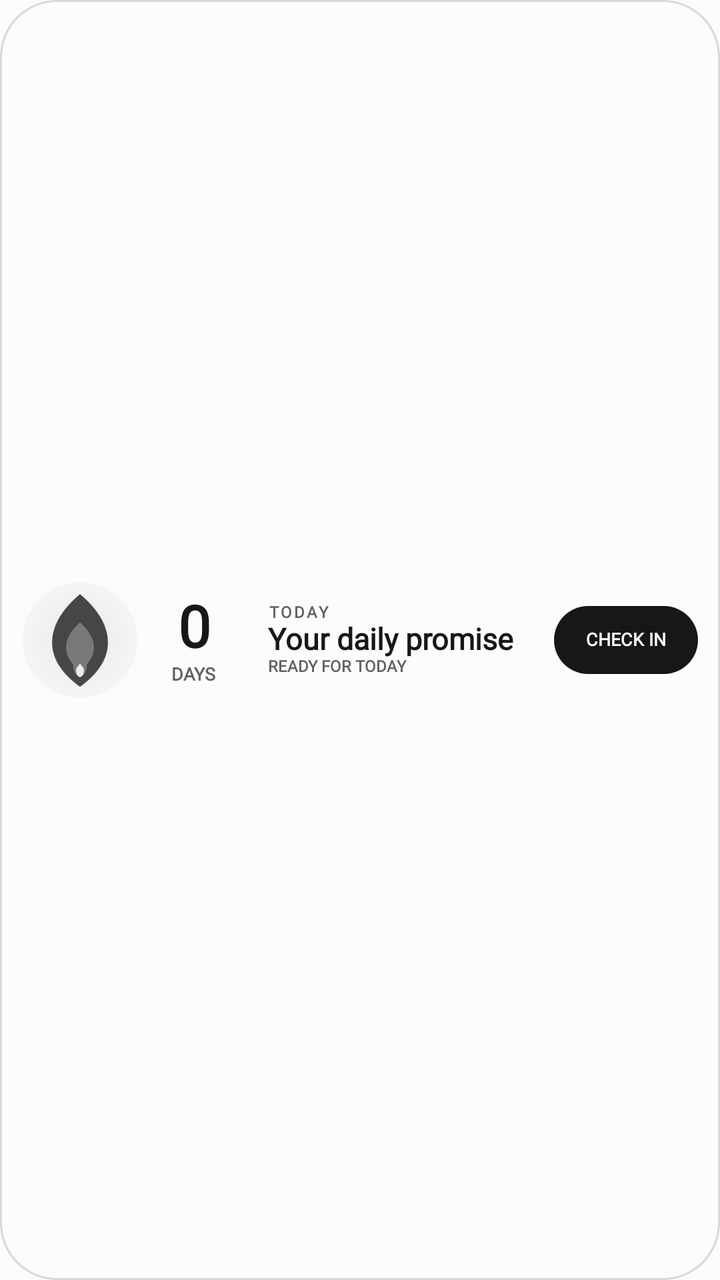
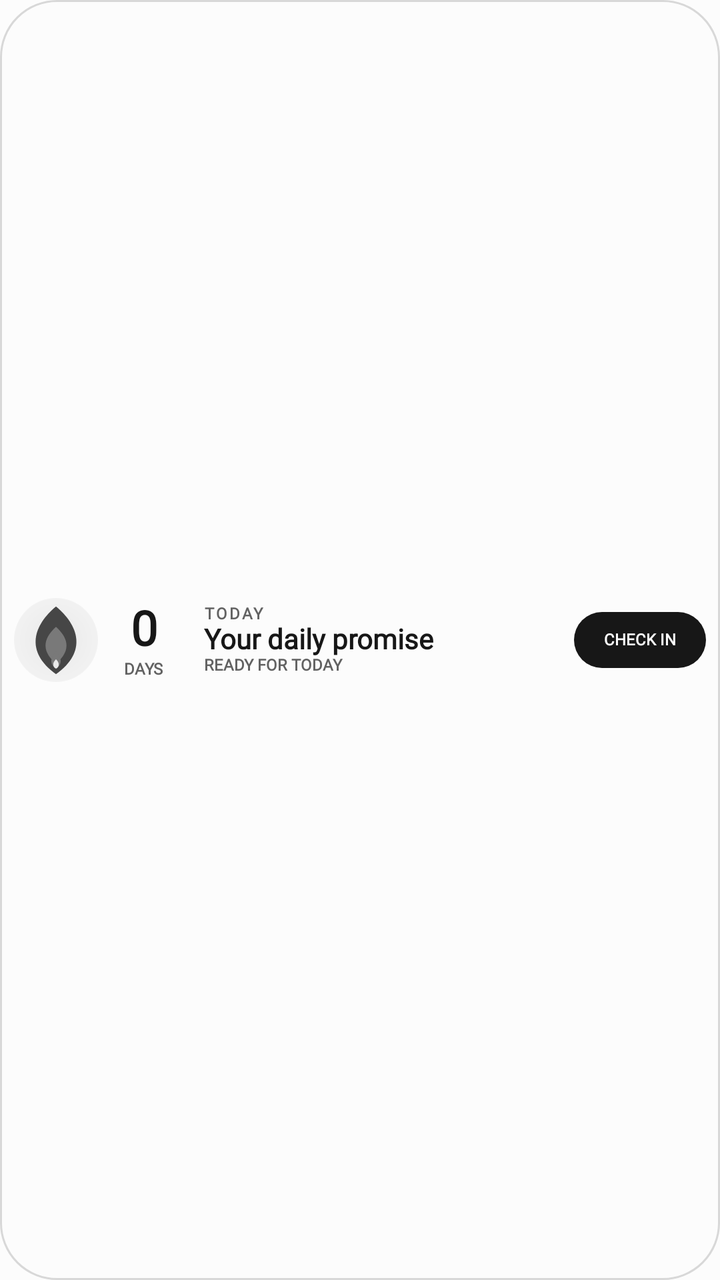

Screens rendered from an Android XML layout before and after an edit, with the pre-edit source and the edit as a unified diff.
<!-- AndroidManifest.xml: application theme Theme.StreakWidget -->
<!-- res/layout/widget_layout_wide.xml -->
<?xml version="1.0" encoding="utf-8"?>
<FrameLayout xmlns:android="http://schemas.android.com/apk/res/android"
    android:id="@+id/widget_background"
    android:layout_width="match_parent"
    android:layout_height="match_parent"
    android:background="@drawable/widget_bg_shape"
    android:padding="11dp">

    <LinearLayout android:layout_width="match_parent" android:layout_height="match_parent" android:gravity="center_vertical" android:orientation="horizontal">
        <FrameLayout android:layout_width="58dp" android:layout_height="58dp">
            <ImageView android:id="@+id/widget_flame_glow" android:layout_width="58dp" android:layout_height="58dp" android:layout_gravity="center" android:contentDescription="@null" android:src="@drawable/widget_flame_glow" />
            <ImageView android:id="@+id/widget_flame_outer" android:layout_width="52dp" android:layout_height="52dp" android:layout_gravity="center" android:contentDescription="@null" android:src="@drawable/ic_widget_flame_outer" />
            <ImageView android:id="@+id/widget_flame_mid" android:layout_width="40dp" android:layout_height="40dp" android:layout_gravity="center" android:contentDescription="@null" android:src="@drawable/ic_widget_flame_mid" />
            <ImageView android:id="@+id/widget_flame_inner" android:layout_width="32dp" android:layout_height="32dp" android:layout_gravity="center_horizontal|bottom" android:layout_marginBottom="5dp" android:contentDescription="@null" android:src="@drawable/ic_widget_flame_inner" />
        </FrameLayout>
        <LinearLayout android:layout_width="56dp" android:layout_height="match_parent" android:gravity="center" android:orientation="vertical">
            <LinearLayout android:layout_width="56dp" android:layout_height="wrap_content" android:gravity="center" android:orientation="vertical">
                <TextView android:id="@+id/widget_streak_count" style="@style/WidgetText" android:layout_width="50dp" android:layout_height="wrap_content" android:gravity="center" android:includeFontPadding="false" android:autoSizeTextType="uniform" android:autoSizeMinTextSize="15sp" android:autoSizeMaxTextSize="29sp" android:autoSizeStepGranularity="1sp" android:text="@string/widget_preview_count" android:textColor="@color/widget_text_primary" android:textSize="29sp" android:textStyle="bold" />
                <TextView android:id="@+id/widget_streak_label" style="@style/WidgetText" android:layout_width="wrap_content" android:layout_height="wrap_content" android:layout_marginTop="1dp" android:includeFontPadding="false" android:text="@string/widget_preview_days" android:textColor="@color/widget_text_muted" android:textSize="9sp" android:textStyle="bold" />
            </LinearLayout>
        </LinearLayout>
        <LinearLayout android:layout_width="0dp" android:layout_height="match_parent" android:layout_marginStart="9dp" android:layout_weight="1" android:gravity="center_vertical" android:orientation="vertical">
            <TextView android:id="@+id/widget_eyebrow" style="@style/WidgetText" android:layout_width="match_parent" android:layout_height="wrap_content" android:includeFontPadding="false" android:letterSpacing="0.14" android:text="@string/widget_preview_today" android:textColor="@color/widget_text_muted" android:textSize="8sp" android:textStyle="bold" />
            <TextView android:id="@+id/widget_habit_name" style="@style/WidgetText" android:layout_width="match_parent" android:layout_height="wrap_content" android:ellipsize="end" android:includeFontPadding="false" android:maxLines="1" android:text="@string/widget_preview_goal" android:textColor="@color/widget_text_primary" android:textSize="15sp" android:textStyle="bold" />
            <TextView android:id="@+id/widget_status" style="@style/WidgetText" android:layout_width="match_parent" android:layout_height="wrap_content" android:ellipsize="end" android:includeFontPadding="false" android:maxLines="1" android:text="@string/widget_preview_status" android:textColor="@color/widget_text_muted" android:textSize="8sp" android:textStyle="bold" />
            <TextView android:id="@+id/widget_task_progress" style="@style/WidgetText" android:layout_width="match_parent" android:layout_height="wrap_content" android:ellipsize="end" android:includeFontPadding="false" android:maxLines="1" android:textColor="@color/widget_text_muted" android:textSize="9sp" android:textStyle="bold" android:visibility="gone" />
        </LinearLayout>
        <TextView android:id="@+id/widget_check_in" style="@style/WidgetText" android:layout_width="72dp" android:layout_height="34dp" android:layout_marginStart="10dp" android:background="@drawable/widget_action_shape" android:gravity="center" android:includeFontPadding="false" android:text="@string/widget_preview_check_in" android:textColor="@color/widget_action_text" android:textSize="9sp" android:textStyle="bold" />
    </LinearLayout>
</FrameLayout>
<!-- resources referenced by this layout -->
<resources>
  <color name="widget_action_text">#FCFCFC</color>
  <color name="widget_text_muted">#626262</color>
  <color name="widget_text_primary">#171717</color>
  <!-- drawable ic_widget_flame_inner (drawable) -->
  <?xml version="1.0" encoding="utf-8"?>
  <vector xmlns:android="http://schemas.android.com/apk/res/android"
      android:width="100dp"
      android:height="100dp"
      android:viewportWidth="100"
      android:viewportHeight="100">
      
      <path
          android:fillColor="@color/widget_flame_idle_inner"
          android:pathData="M50,44 C62,57 66,72 50,84 C34,72 38,57 50,44 Z" />
      <path
          android:fillColor="#FFFFFF"
          android:pathData="M50,62 C55,67 57,71 56,76 C55,80 53,82 50,83 C47,82 45,80 44,76 C43,71 45,67 50,62 Z"
          android:fillAlpha="0.85" />
  </vector>
  <!-- drawable ic_widget_flame_mid (drawable) -->
  <?xml version="1.0" encoding="utf-8"?>
  <vector xmlns:android="http://schemas.android.com/apk/res/android"
      android:width="100dp"
      android:height="100dp"
      android:viewportWidth="100"
      android:viewportHeight="100">
      
      <path
          android:fillColor="@color/widget_flame_idle_inner"
          android:pathData="M50,28 C68,44 78,66 50,89 C22,66 32,44 50,28 Z" />
  </vector>
  <!-- drawable ic_widget_flame_outer (drawable) -->
  <?xml version="1.0" encoding="utf-8"?>
  <vector xmlns:android="http://schemas.android.com/apk/res/android"
      android:width="100dp"
      android:height="100dp"
      android:viewportWidth="100"
      android:viewportHeight="100">
      
      <path
          android:fillColor="@color/widget_flame_idle_outer"
          android:pathData="M50,6 C79,30 92,65 50,95 C8,65 21,30 50,6 Z" />
  </vector>
  <!-- drawable widget_action_shape (drawable) -->
  <?xml version="1.0" encoding="utf-8"?>
  <shape xmlns:android="http://schemas.android.com/apk/res/android" android:shape="rectangle">
      <solid android:color="@color/widget_action_surface" />
      <corners android:radius="18dp" />
  </shape>
  <!-- drawable widget_bg_shape (drawable) -->
  <?xml version="1.0" encoding="utf-8"?>
  <shape xmlns:android="http://schemas.android.com/apk/res/android" android:shape="rectangle">
      <solid android:color="@color/widget_surface" />
      <corners android:radius="28dp" />
      <stroke
          android:width="1dp"
          android:color="@color/widget_outline" />
  </shape>
  <!-- drawable widget_flame_glow (drawable) -->
  <?xml version="1.0" encoding="utf-8"?>
  <shape xmlns:android="http://schemas.android.com/apk/res/android" android:shape="oval">
      <gradient
          android:centerX="0.5"
          android:centerY="0.5"
          android:endColor="@android:color/transparent"
          android:gradientRadius="48dp"
          android:startColor="@color/widget_flame_idle_glow"
          android:type="radial" />
  </shape>
  <string name="widget_preview_check_in">CHECK IN</string>
  <string name="widget_preview_count">0</string>
  <string name="widget_preview_days">DAYS</string>
  <string name="widget_preview_goal">Your daily promise</string>
  <string name="widget_preview_status">READY FOR TODAY</string>
  <string name="widget_preview_today">TODAY</string>
  <style name="WidgetText">
          <item name="android:fontFamily">serif</item>
      </style>
  <style name="Theme.StreakWidget" parent="android:Theme.Material.Light.NoActionBar">
          <item name="android:windowBackground">#FCFCFC</item>
          <item name="android:colorAccent">#151515</item>
          <item name="android:statusBarColor">#FCFCFC</item>
          <item name="android:navigationBarColor">#FCFCFC</item>
          <item name="android:windowLightStatusBar">true</item>
          <item name="android:windowNoTitle">true</item>
      </style>
  <color name="widget_flame_idle_inner">#797979</color>
  <color name="widget_flame_idle_outer">#464646</color>
  <color name="widget_action_surface">#171717</color>
  <color name="widget_surface">#FCFCFC</color>
  <color name="widget_outline">#D8D8D8</color>
  <color name="widget_flame_idle_glow">#14171717</color>
</resources>

<!-- the commit's change to res/layout/widget_layout_wide.xml (unified diff, before → after) -->
@@ -4,27 +4,25 @@
     android:layout_width="match_parent"
     android:layout_height="match_parent"
     android:background="@drawable/widget_bg_shape"
-    android:padding="11dp">
+    android:padding="7dp">
 
     <LinearLayout android:layout_width="match_parent" android:layout_height="match_parent" android:gravity="center_vertical" android:orientation="horizontal">
-        <FrameLayout android:layout_width="58dp" android:layout_height="58dp">
-            <ImageView android:id="@+id/widget_flame_glow" android:layout_width="58dp" android:layout_height="58dp" android:layout_gravity="center" android:contentDescription="@null" android:src="@drawable/widget_flame_glow" />
-            <ImageView android:id="@+id/widget_flame_outer" android:layout_width="52dp" android:layout_height="52dp" android:layout_gravity="center" android:contentDescription="@null" android:src="@drawable/ic_widget_flame_outer" />
-            <ImageView android:id="@+id/widget_flame_mid" android:layout_width="40dp" android:layout_height="40dp" android:layout_gravity="center" android:contentDescription="@null" android:src="@drawable/ic_widget_flame_mid" />
-            <ImageView android:id="@+id/widget_flame_inner" android:layout_width="32dp" android:layout_height="32dp" android:layout_gravity="center_horizontal|bottom" android:layout_marginBottom="5dp" android:contentDescription="@null" android:src="@drawable/ic_widget_flame_inner" />
+        <FrameLayout android:layout_width="42dp" android:layout_height="42dp">
+            <ImageView android:id="@+id/widget_flame_glow" android:layout_width="42dp" android:layout_height="42dp" android:layout_gravity="center" android:contentDescription="@null" android:src="@drawable/widget_flame_glow" />
+            <ImageView android:id="@+id/widget_flame_outer" android:layout_width="38dp" android:layout_height="38dp" android:layout_gravity="center" android:contentDescription="@null" android:src="@drawable/ic_widget_flame_outer" />
+            <ImageView android:id="@+id/widget_flame_mid" android:layout_width="30dp" android:layout_height="30dp" android:layout_gravity="center" android:contentDescription="@null" android:src="@drawable/ic_widget_flame_mid" />
+            <ImageView android:id="@+id/widget_flame_inner" android:layout_width="22dp" android:layout_height="22dp" android:layout_gravity="center_horizontal|bottom" android:layout_marginBottom="3dp" android:contentDescription="@null" android:src="@drawable/ic_widget_flame_inner" />
         </FrameLayout>
-        <LinearLayout android:layout_width="56dp" android:layout_height="match_parent" android:gravity="center" android:orientation="vertical">
-            <LinearLayout android:layout_width="56dp" android:layout_height="wrap_content" android:gravity="center" android:orientation="vertical">
-                <TextView android:id="@+id/widget_streak_count" style="@style/WidgetText" android:layout_width="50dp" android:layout_height="wrap_content" android:gravity="center" android:includeFontPadding="false" android:autoSizeTextType="uniform" android:autoSizeMinTextSize="15sp" android:autoSizeMaxTextSize="29sp" android:autoSizeStepGranularity="1sp" android:text="@string/widget_preview_count" android:textColor="@color/widget_text_primary" android:textSize="29sp" android:textStyle="bold" />
-                <TextView android:id="@+id/widget_streak_label" style="@style/WidgetText" android:layout_width="wrap_content" android:layout_height="wrap_content" android:layout_marginTop="1dp" android:includeFontPadding="false" android:text="@string/widget_preview_days" android:textColor="@color/widget_text_muted" android:textSize="9sp" android:textStyle="bold" />
-            </LinearLayout>
+        <LinearLayout android:layout_width="46dp" android:layout_height="match_parent" android:gravity="center" android:orientation="vertical">
+            <TextView android:id="@+id/widget_streak_count" style="@style/WidgetText" android:layout_width="wrap_content" android:layout_height="wrap_content" android:gravity="center" android:includeFontPadding="false" android:autoSizeTextType="uniform" android:autoSizeMinTextSize="13sp" android:autoSizeMaxTextSize="24sp" android:autoSizeStepGranularity="1sp" android:text="@string/widget_preview_count" android:textColor="@color/widget_text_primary" android:textSize="24sp" android:textStyle="bold" />
+            <TextView android:id="@+id/widget_streak_label" style="@style/WidgetText" android:layout_width="wrap_content" android:layout_height="wrap_content" android:layout_marginTop="1dp" android:includeFontPadding="false" android:text="@string/widget_preview_days" android:textColor="@color/widget_text_muted" android:textSize="8sp" android:textStyle="bold" />
         </LinearLayout>
-        <LinearLayout android:layout_width="0dp" android:layout_height="match_parent" android:layout_marginStart="9dp" android:layout_weight="1" android:gravity="center_vertical" android:orientation="vertical">
-            <TextView android:id="@+id/widget_eyebrow" style="@style/WidgetText" android:layout_width="match_parent" android:layout_height="wrap_content" android:includeFontPadding="false" android:letterSpacing="0.14" android:text="@string/widget_preview_today" android:textColor="@color/widget_text_muted" android:textSize="8sp" android:textStyle="bold" />
-            <TextView android:id="@+id/widget_habit_name" style="@style/WidgetText" android:layout_width="match_parent" android:layout_height="wrap_content" android:ellipsize="end" android:includeFontPadding="false" android:maxLines="1" android:text="@string/widget_preview_goal" android:textColor="@color/widget_text_primary" android:textSize="15sp" android:textStyle="bold" />
+        <LinearLayout android:layout_width="0dp" android:layout_height="match_parent" android:layout_marginStart="7dp" android:layout_weight="1" android:gravity="center_vertical" android:orientation="vertical">
+            <TextView android:id="@+id/widget_eyebrow" style="@style/WidgetText" android:layout_width="match_parent" android:layout_height="wrap_content" android:includeFontPadding="false" android:letterSpacing="0.12" android:text="@string/widget_preview_today" android:textColor="@color/widget_text_muted" android:textSize="8sp" android:textStyle="bold" />
+            <TextView android:id="@+id/widget_habit_name" style="@style/WidgetText" android:layout_width="match_parent" android:layout_height="wrap_content" android:ellipsize="end" android:includeFontPadding="false" android:maxLines="1" android:text="@string/widget_preview_goal" android:textColor="@color/widget_text_primary" android:textSize="14sp" android:textStyle="bold" />
             <TextView android:id="@+id/widget_status" style="@style/WidgetText" android:layout_width="match_parent" android:layout_height="wrap_content" android:ellipsize="end" android:includeFontPadding="false" android:maxLines="1" android:text="@string/widget_preview_status" android:textColor="@color/widget_text_muted" android:textSize="8sp" android:textStyle="bold" />
-            <TextView android:id="@+id/widget_task_progress" style="@style/WidgetText" android:layout_width="match_parent" android:layout_height="wrap_content" android:ellipsize="end" android:includeFontPadding="false" android:maxLines="1" android:textColor="@color/widget_text_muted" android:textSize="9sp" android:textStyle="bold" android:visibility="gone" />
+            <TextView android:id="@+id/widget_task_progress" style="@style/WidgetText" android:layout_width="match_parent" android:layout_height="wrap_content" android:ellipsize="end" android:includeFontPadding="false" android:maxLines="1" android:textColor="@color/widget_text_muted" android:textSize="8sp" android:textStyle="bold" android:visibility="gone" />
         </LinearLayout>
-        <TextView android:id="@+id/widget_check_in" style="@style/WidgetText" android:layout_width="72dp" android:layout_height="34dp" android:layout_marginStart="10dp" android:background="@drawable/widget_action_shape" android:gravity="center" android:includeFontPadding="false" android:text="@string/widget_preview_check_in" android:textColor="@color/widget_action_text" android:textSize="9sp" android:textStyle="bold" />
+        <TextView android:id="@+id/widget_check_in" style="@style/WidgetText" android:layout_width="66dp" android:layout_height="28dp" android:layout_marginStart="7dp" android:background="@drawable/widget_action_shape" android:gravity="center" android:includeFontPadding="false" android:text="@string/widget_preview_check_in" android:textColor="@color/widget_action_text" android:textSize="8sp" android:textStyle="bold" />
     </LinearLayout>
 </FrameLayout>
